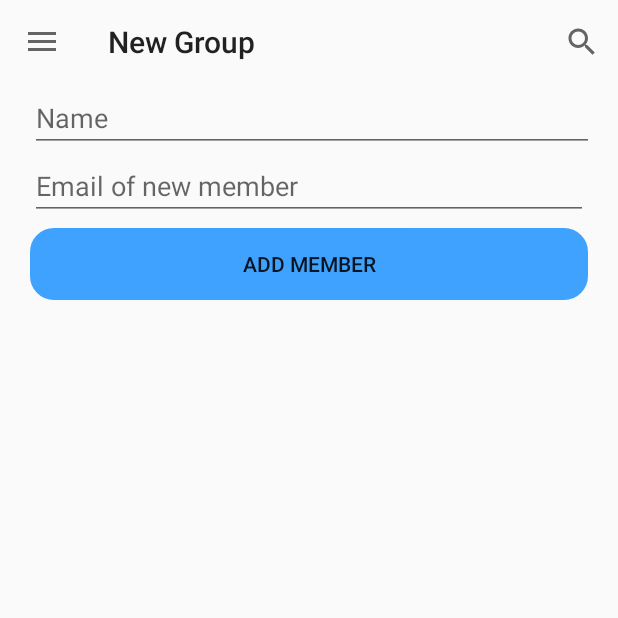
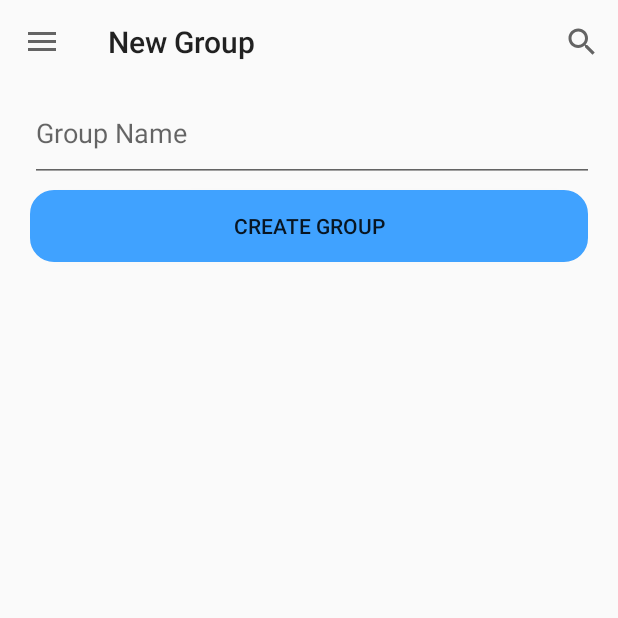
Before and after one commit to cfogg6/Spark-For-Change, an Android app: the ManageGroupsActivity screen opened directly, with no data from a screen before it, after a tap on "CREATE A GROUP", on a phone screen of 412 x 824 dp, the top half of it. Run offline under Robolectric (Android 15) with nearby library versions, the phone set to English and light mode, and no system bars.

Commit message:
Group functionality

```diff
--- a/SparkForChange/app/src/main/AndroidManifest.xml
+++ b/SparkForChange/app/src/main/AndroidManifest.xml
@@ -32,6 +32,7 @@
         <activity android:name=".controllers.CreateGroupActivity" />
         <activity android:name=".controllers.ManageGroupsActivity" />
         <activity android:name=".controllers.CompanyActivity"></activity>
+        <activity android:name=".controllers.GroupRecyclerViewAdapter"></activity>
     </application>
 
 </manifest>
--- a/SparkForChange/app/src/main/java/com/sparkforchange/controllers/CreateGroupActivity.java
+++ b/SparkForChange/app/src/main/java/com/sparkforchange/controllers/CreateGroupActivity.java
@@ -4,13 +4,15 @@ import android.os.Bundle;
 import android.view.View;
 import android.widget.Button;
 import android.widget.EditText;
+import android.widget.Toast;
 
 import com.sparkforchange.R;
 import com.sparkforchange.model.Facade;
+import com.sparkforchange.model.Group;
 
 public class CreateGroupActivity extends ToolbarDrawerActivity {
-    Button addMemberBtn;
-    EditText nameEt, emailEt;
+    Button addCreateGroupBtn;
+    EditText nameEt;
 
     @Override
     protected void onCreate(Bundle savedInstanceState) {
@@ -19,18 +21,18 @@ public class CreateGroupActivity extends ToolbarDrawerActivity {
         if (getSupportActionBar() != null) {
             getSupportActionBar().setTitle("New Group");
         }
-        addMemberBtn = findViewById(R.id.btn_addmember);
+        addCreateGroupBtn = findViewById(R.id.btn_createGroup);
         nameEt = findViewById(R.id.et_group_name);
-        emailEt = findViewById(R.id.et_newmember);
 
-        addMemberBtn.setOnClickListener(new View.OnClickListener() {
+        addCreateGroupBtn.setOnClickListener(new View.OnClickListener() {
             @Override
             public void onClick(View view) {
                 if (Facade.getInstance().getGroupByName(nameEt.getText().toString()) == null) {
                     Facade.getInstance().createGroup(nameEt.getText().toString());
                 }
-                Facade.getInstance().getGroupByName(nameEt.getText().toString()).addUser(Facade.getInstance().getUserByEmail(emailEt.getText().toString()));
-                emailEt.setText("");
+                Toast.makeText(getApplicationContext(), "Group Created",
+                        Toast.LENGTH_SHORT).show();
+                finish();
             }
         });
     }
--- /dev/null
+++ b/SparkForChange/app/src/main/java/com/sparkforchange/controllers/GroupRecyclerViewAdapter.java
@@ -0,0 +1,77 @@
+package com.sparkforchange.controllers;
+
+import android.content.Intent;
+import android.support.v7.app.AppCompatActivity;
+import android.os.Bundle;
+import android.support.v7.widget.RecyclerView;
+import android.view.LayoutInflater;
+import android.view.View;
+import android.view.ViewGroup;
+import android.widget.LinearLayout;
+import android.widget.TextView;
+
+import com.sparkforchange.R;
+import com.sparkforchange.model.Facade;
+import com.sparkforchange.model.Group;
+import com.sparkforchange.model.SparkDonation;
+
+import java.util.ArrayList;
+import java.util.List;
+import java.util.Set;
+
+public class GroupRecyclerViewAdapter extends RecyclerView.Adapter<GroupRecyclerViewAdapter.GroupViewHolder> {
+
+    /**
+     * list of groups
+     */
+    private List<Group> groups;
+
+    /**
+     * Constructor for the adapter that sets the Group list to argument.
+     */
+    public GroupRecyclerViewAdapter() {
+        this.groups = Facade.getInstance().getCurrentUser().getGroups();
+    }
+
+    @Override
+    public int getItemCount() {
+        return groups.size();
+    }
+
+    @Override
+    public GroupRecyclerViewAdapter.GroupViewHolder onCreateViewHolder(ViewGroup viewGroup, int i) {
+        final View v = LayoutInflater.from(viewGroup.getContext()).inflate(R.layout.group_row, viewGroup, false);
+        return new GroupRecyclerViewAdapter.GroupViewHolder(v);
+    }
+
+    @Override
+    public void onBindViewHolder(final GroupRecyclerViewAdapter.GroupViewHolder groupViewHolder, int i) {
+        final Group group = groups.get(groupViewHolder.getAdapterPosition());
+
+        groupViewHolder.groupName.setText(group.getName());
+
+        groupViewHolder.groupName.setOnClickListener(new View.OnClickListener() {
+            @Override
+            public void onClick(View v) {
+                final Intent it = new Intent(v.getContext(), GroupActivity.class);
+                it.putExtra("groupIndex", groupViewHolder.getAdapterPosition());
+                v.getContext().startActivity(it);
+            }
+        });
+
+    }
+
+    /**
+     * ViewHolder Class following the ViewHolder Android Pattern. Establishes views held inside
+     * the movie cards that this adapter sets.
+     */
+    public static class GroupViewHolder extends RecyclerView.ViewHolder {
+        private TextView groupName;
+
+        GroupViewHolder(View itemView) {
+            super(itemView);
+            groupName = itemView.findViewById(R.id.et_group_row);
+
+        }
+    }
+}
--- a/SparkForChange/app/src/main/java/com/sparkforchange/controllers/ManageGroupsActivity.java
+++ b/SparkForChange/app/src/main/java/com/sparkforchange/controllers/ManageGroupsActivity.java
@@ -3,6 +3,8 @@ package com.sparkforchange.controllers;
 import android.content.Intent;
 import android.support.v7.app.AppCompatActivity;
 import android.os.Bundle;
+import android.support.v7.widget.LinearLayoutManager;
+import android.support.v7.widget.RecyclerView;
 import android.view.View;
 import android.widget.Button;
 
@@ -11,6 +13,8 @@ import com.sparkforchange.model.Facade;
 
 public class ManageGroupsActivity extends ToolbarDrawerActivity {
     Button createGroupBtn;
+    final GroupRecyclerViewAdapter groupsAdapter = new GroupRecyclerViewAdapter();;
+
 
     @Override
     protected void onCreate(Bundle savedInstanceState) {
@@ -20,13 +24,22 @@ public class ManageGroupsActivity extends ToolbarDrawerActivity {
             getSupportActionBar().setTitle("New Group");
         }
         createGroupBtn = findViewById(R.id.btn_manage_groups_create);
-
        createGroupBtn.setOnClickListener(new View.OnClickListener() {
             @Override
             public void onClick(View view) {
                 Intent it = new Intent(ManageGroupsActivity.this, CreateGroupActivity.class);
-                startActivity(it);
+                startActivityForResult(it, 1);
+                groupsAdapter.notifyDataSetChanged();
             }
         });
+
+        RecyclerView rvGroups = findViewById(R.id.rv_groups);
+        rvGroups.setHasFixedSize(true);
+        final LinearLayoutManager llmGroups = new LinearLayoutManager(this);
+        llmGroups.setOrientation(LinearLayoutManager.VERTICAL);
+        rvGroups.setLayoutManager(llmGroups);
+
+        rvGroups.setAdapter(groupsAdapter);
+        (rvGroups.getAdapter()).notifyDataSetChanged();
     }
 }
--- a/SparkForChange/app/src/main/java/com/sparkforchange/controllers/ToolbarDrawerActivity.java
+++ b/SparkForChange/app/src/main/java/com/sparkforchange/controllers/ToolbarDrawerActivity.java
@@ -139,7 +139,7 @@ public class ToolbarDrawerActivity extends AppCompatActivity {
                             return true;
 
                         case R.id.group:
-                            it = new Intent(ToolbarDrawerActivity.this, GroupActivity.class);
+                            it = new Intent(ToolbarDrawerActivity.this, ManageGroupsActivity.class);
                             startActivity(it);
                             return true;
 
--- a/SparkForChange/app/src/main/java/com/sparkforchange/model/User.java
+++ b/SparkForChange/app/src/main/java/com/sparkforchange/model/User.java
@@ -1,5 +1,6 @@
 package com.sparkforchange.model;
 
+import java.util.ArrayList;
 import java.util.HashSet;
 import java.util.LinkedList;
 import java.util.List;
@@ -15,7 +16,7 @@ public class User extends Loginable {
     private List<SparkDonation> sparkTransactions;
     private List<VolunteerHourBlock> hourHistory;
     private List<UserDonationBlock> donationHistory;
-    private Set<Group> groups;
+    private List<Group> groups;
 
     // payment info
     private String paymentName;
@@ -31,7 +32,7 @@ public class User extends Loginable {
         sparkTransactions = new LinkedList<>();
         hourHistory = new LinkedList<>();
         donationHistory = new LinkedList<>();
-        groups = new HashSet<>();
+        groups = new ArrayList<>();
     }
 
     public void addHours(Charity charity, double hours) {
@@ -71,7 +72,7 @@ public class User extends Loginable {
         return donationHistory;
     }
 
-    public Set<Group> getGroups() {
+    public List<Group> getGroups() {
         return groups;
     }
 
--- a/SparkForChange/app/src/main/res/layout/activity_create_group.xml
+++ b/SparkForChange/app/src/main/res/layout/activity_create_group.xml
@@ -8,27 +8,18 @@
     <EditText
         android:id="@+id/et_group_name"
         android:layout_width="449dp"
-        android:layout_height="wrap_content"
+        android:layout_height="65dp"
         android:layout_weight="1"
         android:ems="10"
-        android:hint="Name"
-        android:inputType="textPersonName" />
-
-    <EditText
-        android:id="@+id/et_newmember"
-        android:layout_width="match_parent"
-        android:layout_height="wrap_content"
-        android:layout_weight="1"
-        android:ems="10"
-        android:hint="Email of new member"
+        android:hint="Group Name"
         android:inputType="textPersonName" />
 
     <Button
-        android:id="@+id/btn_addmember"
+        android:id="@+id/btn_createGroup"
         android:layout_width="match_parent"
         android:layout_height="wrap_content"
         android:layout_marginVertical="5dp"
         android:layout_weight="1"
         android:background="@drawable/round_button"
-        android:text="Add member" />
+        android:text="Create Group" />
 </LinearLayout>
--- a/SparkForChange/app/src/main/res/layout/activity_manage_groups.xml
+++ b/SparkForChange/app/src/main/res/layout/activity_manage_groups.xml
@@ -13,8 +13,10 @@
         android:background="@drawable/round_button"
         android:text="Create a group" />
 
-    <ListView
-        android:id="@+id/lv_groups"
+    <android.support.v7.widget.RecyclerView
+        android:id="@+id/rv_groups"
         android:layout_width="match_parent"
         android:layout_height="match_parent" />
+
+
 </LinearLayout>
```
Also changed, not shown: SparkForChange/app/src/main/java/com/sparkforchange/controllers/GroupActivity.java (+15 -6 lines), SparkForChange/app/src/main/java/com/sparkforchange/model/Facade.java (+5 -3 lines), SparkForChange/app/src/main/res/layout/activity_group.xml (+15 -4 lines), SparkForChange/app/src/main/res/layout/group_row.xml (+5 -4 lines).
